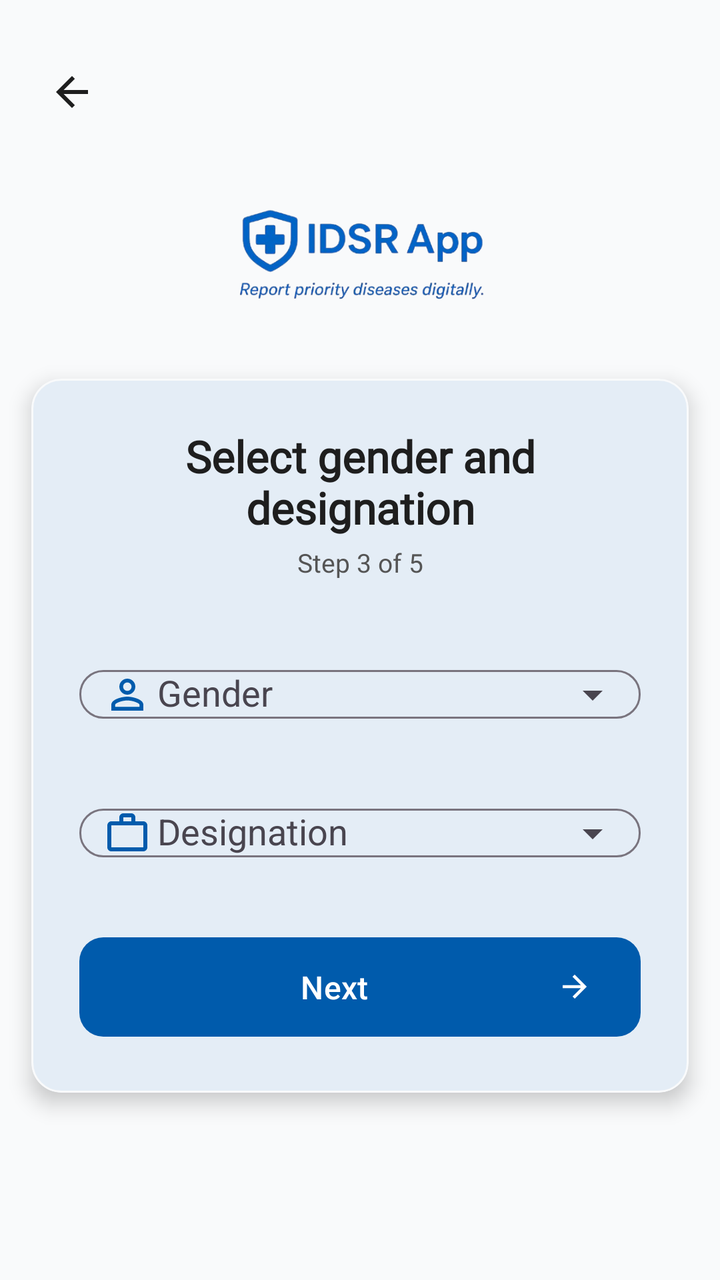
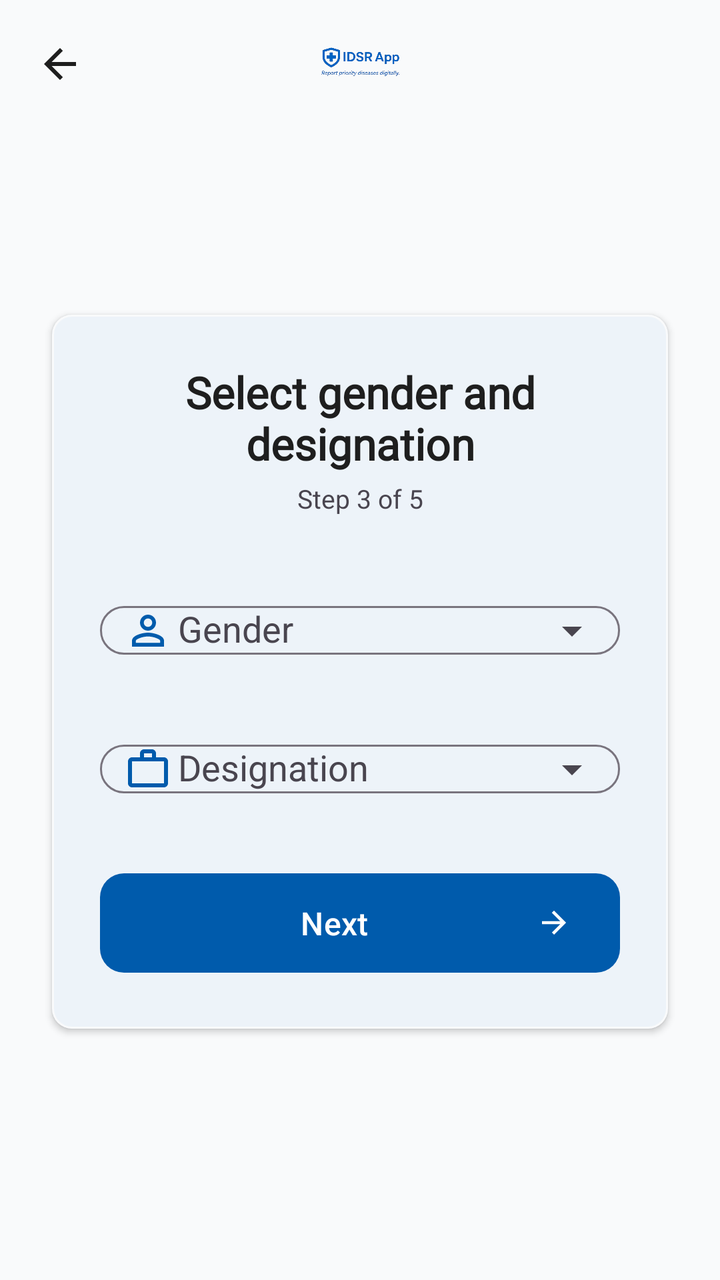

Before-and-after screenshots of an Android layout around one commit, followed by the original layout XML and the change that was made.
<!-- AndroidManifest.xml: application theme Theme.IDSR -->
<!-- res/layout/activity_sign_up3.xml -->
<?xml version="1.0" encoding="utf-8"?>
<androidx.appcompat.widget.LinearLayoutCompat
    xmlns:android="http://schemas.android.com/apk/res/android"
    xmlns:app="http://schemas.android.com/apk/res-auto"
    xmlns:tools="http://schemas.android.com/tools"
    android:id="@+id/main"
    android:layout_width="match_parent"
    android:layout_height="match_parent"
    android:orientation="vertical"
    android:background="?attr/android:colorBackground"
    tools:context=".activities.SignUp3Activity">


    <androidx.constraintlayout.widget.ConstraintLayout
        android:layout_width="match_parent"
        android:layout_height="0dp"
        android:layout_weight="0.22">


        <androidx.appcompat.widget.AppCompatImageButton
            android:id="@+id/btnBackSignup3"
            android:layout_width="40dp"
            android:layout_height="60dp"
            android:layout_margin="16dp"
            android:background="?attr/selectableItemBackgroundBorderless"
            android:src="@drawable/back_btn"
            android:contentDescription="Back"
            app:tint="?attr/colorOnSurface"
            app:layout_constraintStart_toStartOf="parent"
            app:layout_constraintTop_toTopOf="parent" />


        <androidx.appcompat.widget.AppCompatImageView
            android:id="@+id/logoImage"
            android:layout_width="150dp"
            android:layout_height="120dp"
            android:src="@drawable/splash11"
            android:scaleType="centerCrop"
            android:contentDescription="IDSR App Logo"
            app:layout_constraintTop_toBottomOf="@id/btnBackSignup3"
            app:layout_constraintStart_toStartOf="parent"
            app:layout_constraintEnd_toEndOf="parent"
            app:layout_constraintBottom_toBottomOf="parent" />
    </androidx.constraintlayout.widget.ConstraintLayout>


    <com.google.android.material.card.MaterialCardView
        android:layout_width="match_parent"
        android:layout_height="wrap_content"
        android:layout_marginHorizontal="5dp"
        android:layout_marginTop="-10dp"
        android:layout_marginBottom="80dp"
        app:cardCornerRadius="15dp"
        app:cardElevation="6dp"
        app:cardUseCompatPadding="true"
        app:cardBackgroundColor="?attr/colorSurface"
        app:strokeWidth="1dp"
        app:strokeColor="?attr/colorSurfaceVariant">

        <LinearLayout
            android:layout_width="match_parent"
            android:layout_height="wrap_content"
            android:orientation="vertical"
            android:padding="24dp">


            <androidx.appcompat.widget.AppCompatTextView
                android:id="@+id/tvTitle"
                android:layout_width="match_parent"
                android:layout_height="wrap_content"
                android:text="Select gender and designation"
                android:textSize="22sp"
                android:textStyle="bold"
                android:textColor="?attr/colorOnSurface"
                android:gravity="center"
                android:fontFamily="@font/font1" />


            <androidx.appcompat.widget.AppCompatTextView
                android:layout_width="match_parent"
                android:layout_height="wrap_content"
                android:layout_marginTop="4dp"
                android:text="Step 3 of 5"
                android:textSize="13sp"
                android:textColor="@color/idsr_gray"
                android:gravity="center" />


            <com.google.android.material.textfield.TextInputLayout
                android:id="@+id/tilGender"
                style="@style/Widget.Material3.TextInputLayout.OutlinedBox"
                android:layout_width="match_parent"
                android:layout_height="wrap_content"
                android:layout_marginTop="28dp"
                android:hint="         Gender"
                app:startIconDrawable="@drawable/baseline_person_outline_24"
                app:startIconTint="?attr/colorPrimary"
                app:endIconMode="dropdown_menu"
                app:boxCornerRadiusTopStart="12dp"
                app:boxCornerRadiusTopEnd="12dp"
                app:boxCornerRadiusBottomStart="12dp"
                app:boxCornerRadiusBottomEnd="12dp">

                <AutoCompleteTextView
                    android:id="@+id/actGender"
                    android:layout_width="match_parent"
                    android:layout_height="wrap_content"
                    android:inputType="none"
                    android:focusable="false"
                    android:textColor="?attr/colorOnSurface" />
            </com.google.android.material.textfield.TextInputLayout>


            <com.google.android.material.textfield.TextInputLayout
                android:id="@+id/tilRole"
                style="@style/Widget.Material3.TextInputLayout.OutlinedBox"
                android:layout_width="match_parent"
                android:layout_height="wrap_content"
                android:layout_marginTop="16dp"
                android:hint="         Designation"
                app:startIconDrawable="@drawable/baseline_work_outline_24"
                app:startIconTint="?attr/colorPrimary"
                app:endIconMode="dropdown_menu"
                app:boxCornerRadiusTopStart="12dp"
                app:boxCornerRadiusTopEnd="12dp"
                app:boxCornerRadiusBottomStart="12dp"
                app:boxCornerRadiusBottomEnd="12dp">

                <AutoCompleteTextView
                    android:id="@+id/actRole"
                    android:layout_width="match_parent"
                    android:layout_height="wrap_content"
                    android:inputType="none"
                    android:focusable="false"
                    android:textColor="?attr/colorOnSurface" />
            </com.google.android.material.textfield.TextInputLayout>


            <com.google.android.material.button.MaterialButton
                android:id="@+id/btnNext3"
                android:layout_width="match_parent"
                android:layout_height="wrap_content"
                android:layout_marginTop="24dp"
                android:text="Next"
                android:textAllCaps="false"
                android:textSize="16sp"
                android:paddingVertical="14dp"
                app:cornerRadius="12dp"
                app:icon="@drawable/baseline_arrow_forward_24"
                app:iconGravity="end" />

        </LinearLayout>
    </com.google.android.material.card.MaterialCardView>

</androidx.appcompat.widget.LinearLayoutCompat>
<!-- resources referenced by this layout -->
<resources>
  <color name="idsr_gray">#555555</color>
  <!-- drawable back_btn (drawable) -->
  <vector xmlns:android="http://schemas.android.com/apk/res/android"
      android:width="24dp"
      android:height="24dp"
      android:viewportWidth="960"
      android:viewportHeight="960"
      android:tint="?attr/colorControlNormal"
      android:autoMirrored="true">
    <path
        android:fillColor="@android:color/white"
        android:pathData="M313,520L537,744L480,800L160,480L480,160L537,216L313,440L800,440L800,520L313,520Z"/>
  </vector>
  <!-- drawable baseline_arrow_forward_24 (drawable) -->
  <?xml version="1.0" encoding="utf-8"?>
  <vector xmlns:android="http://schemas.android.com/apk/res/android"
      android:width="24dp"
      android:height="24dp"
      android:viewportWidth="24"
      android:viewportHeight="24">
      <path
          android:fillColor="@android:color/white"
          android:pathData="M12,4l-1.41,1.41L16.17,11H4v2h12.17l-5.58,5.59L12,20l8,-8z"/>
  </vector>
  <!-- drawable baseline_person_outline_24 (drawable) -->
  <?xml version="1.0" encoding="utf-8"?>
  <vector xmlns:android="http://schemas.android.com/apk/res/android"
      android:width="24dp"
      android:height="24dp"
      android:viewportWidth="24"
      android:viewportHeight="24">
      <path
          android:fillColor="@android:color/black"
          android:pathData="M12,5.9c1.16,0 2.1,0.94 2.1,2.1s-0.94,2.1 -2.1,2.1S9.9,9.16 9.9,8s0.94,-2.1 2.1,-2.1m0,9c2.97,0 6.1,1.46 6.1,2.1v1.1L5.9,18.1L5.9,17c0,-0.64 3.13,-2.1 6.1,-2.1M12,4C9.79,4 8,5.79 8,8s1.79,4 4,4 4,-1.79 4,-4 -1.79,-4 -4,-4zM12,13c-2.67,0 -8,1.34 -8,4v3h16v-3c0,-2.66 -5.33,-4 -8,-4z"/>
  </vector>
  <!-- drawable baseline_work_outline_24 (drawable) -->
  <vector xmlns:android="http://schemas.android.com/apk/res/android" android:height="24dp" android:tint="#000000" android:viewportHeight="24" android:viewportWidth="24" android:width="24dp">
        
      <path android:fillColor="@android:color/white" android:fillType="evenOdd" android:pathData="M14,6L14,4h-4v2h4zM4,8v11h16L20,8L4,8zM20,6c1.11,0 2,0.89 2,2v11c0,1.11 -0.89,2 -2,2L4,21c-1.11,0 -2,-0.89 -2,-2l0.01,-11c0,-1.11 0.88,-2 1.99,-2h4L8,4c0,-1.11 0.89,-2 2,-2h4c1.11,0 2,0.89 2,2v2h4z"/>
      
  </vector>
  <!-- drawable splash11: png bitmap (drawable, 74529 bytes) -->
  <style name="Theme.IDSR" parent="Theme.Material3.DayNight.NoActionBar">
  
  
          <item name="colorPrimary">@color/idsr_primary</item>
          <item name="colorOnPrimary">@color/idsr_on_primary</item>
          <item name="colorPrimaryContainer">#D2E3FC</item>
  
  
          <item name="android:colorBackground">@color/idsr_background</item>
  
  
          <item name="colorSurface">@color/idsr_surface</item>
          <item name="colorSurfaceVariant">@color/idsr_background</item>
  
  
          <item name="colorOnSurface">@color/idsr_on_surface</item>
  
          <item name="android:textColor">@color/idsr_on_surface</item>
          <item name="android:textColorPrimary">@color/idsr_on_surface</item>
          <item name="android:textColorSecondary">@color/idsr_gray</item>
  
  
          <item name="textInputStyle">@style/Widget.Material3.TextInputLayout.OutlinedBox</item>
  
  
          <item name="android:statusBarColor">@android:color/transparent</item>
          <item name="android:windowLightStatusBar">true</item>
  
      </style>
  <color name="idsr_primary">#005BAC</color>
  <color name="idsr_on_primary">#FFFFFF</color>
  <color name="idsr_background">#F9FAFB</color>
  <color name="idsr_surface">#FFFFFF</color>
  <color name="idsr_on_surface">#1E1E1E</color>
</resources>

<!-- the commit's change to res/layout/activity_sign_up3.xml (unified diff, before → after) -->
@@ -1,155 +1,180 @@
 <?xml version="1.0" encoding="utf-8"?>
-<androidx.appcompat.widget.LinearLayoutCompat
+<androidx.coordinatorlayout.widget.CoordinatorLayout
     xmlns:android="http://schemas.android.com/apk/res/android"
     xmlns:app="http://schemas.android.com/apk/res-auto"
     xmlns:tools="http://schemas.android.com/tools"
     android:id="@+id/main"
     android:layout_width="match_parent"
     android:layout_height="match_parent"
-    android:orientation="vertical"
     android:background="?attr/android:colorBackground"
     tools:context=".activities.SignUp3Activity">
 
 
-    <androidx.constraintlayout.widget.ConstraintLayout
+    <com.google.android.material.appbar.AppBarLayout
+        android:id="@+id/appBarLayout"
         android:layout_width="match_parent"
-        android:layout_height="0dp"
-        android:layout_weight="0.22">
+        android:layout_height="wrap_content"
+        android:fitsSystemWindows="true"
+        android:background="?attr/android:colorBackground"
+        app:elevation="0dp">
+
+        <androidx.constraintlayout.widget.ConstraintLayout
+            android:layout_width="match_parent"
+            android:layout_height="wrap_content"
+            android:paddingStart="8dp"
+            android:paddingEnd="8dp"
+            android:paddingTop="8dp"
+            android:paddingBottom="8dp">
+
+            <androidx.appcompat.widget.AppCompatImageButton
+                android:id="@+id/btnBackSignup3"
+                android:layout_width="44dp"
+                android:layout_height="44dp"
+                android:background="?attr/selectableItemBackgroundBorderless"
+                android:contentDescription="Back"
+                android:src="@drawable/back_btn"
+                android:padding="10dp"
+                app:tint="?attr/colorOnSurface"
+                app:layout_constraintStart_toStartOf="parent"
+                app:layout_constraintTop_toTopOf="parent"
+                app:layout_constraintBottom_toBottomOf="parent"/>
+
+            <androidx.appcompat.widget.AppCompatImageView
+                android:id="@+id/logoImage"
+                android:layout_width="0dp"
+                android:layout_height="48dp"
+                android:scaleType="fitCenter"
+                android:src="@drawable/splash11"
+                android:contentDescription="App logo"
+                app:layout_constraintStart_toStartOf="parent"
+                app:layout_constraintEnd_toEndOf="parent"
+                app:layout_constraintTop_toTopOf="parent"
+                app:layout_constraintBottom_toBottomOf="parent"/>
+
+        </androidx.constraintlayout.widget.ConstraintLayout>
+
+    </com.google.android.material.appbar.AppBarLayout>
 
 
-        <androidx.appcompat.widget.AppCompatImageButton
-            android:id="@+id/btnBackSignup3"
-            android:layout_width="40dp"
-            android:layout_height="60dp"
-            android:layout_margin="16dp"
-            android:background="?attr/selectableItemBackgroundBorderless"
-            android:src="@drawable/back_btn"
-            android:contentDescription="Back"
-            app:tint="?attr/colorOnSurface"
-            app:layout_constraintStart_toStartOf="parent"
-            app:layout_constraintTop_toTopOf="parent" />
-
-
-        <androidx.appcompat.widget.AppCompatImageView
-            android:id="@+id/logoImage"
-            android:layout_width="150dp"
-            android:layout_height="120dp"
-            android:src="@drawable/splash11"
-            android:scaleType="centerCrop"
-            android:contentDescription="IDSR App Logo"
-            app:layout_constraintTop_toBottomOf="@id/btnBackSignup3"
-            app:layout_constraintStart_toStartOf="parent"
-            app:layout_constraintEnd_toEndOf="parent"
-            app:layout_constraintBottom_toBottomOf="parent" />
-    </androidx.constraintlayout.widget.ConstraintLayout>
-
-
-    <com.google.android.material.card.MaterialCardView
+    <androidx.core.widget.NestedScrollView
         android:layout_width="match_parent"
-        android:layout_height="wrap_content"
-        android:layout_marginHorizontal="5dp"
-        android:layout_marginTop="-10dp"
-        android:layout_marginBottom="80dp"
-        app:cardCornerRadius="15dp"
-        app:cardElevation="6dp"
-        app:cardUseCompatPadding="true"
-        app:cardBackgroundColor="?attr/colorSurface"
-        app:strokeWidth="1dp"
-        app:strokeColor="?attr/colorSurfaceVariant">
+        android:layout_height="match_parent"
+        android:clipToPadding="false"
+        android:paddingBottom="24dp"
+        android:fillViewport="true"
+        app:layout_behavior="@string/appbar_scrolling_view_behavior">
 
         <LinearLayout
             android:layout_width="match_parent"
             android:layout_height="wrap_content"
             android:orientation="vertical"
-            android:padding="24dp">
+            android:gravity="center_vertical"
+            android:paddingHorizontal="16dp"
+            android:paddingTop="16dp">
 
-
-            <androidx.appcompat.widget.AppCompatTextView
-                android:id="@+id/tvTitle"
+            <com.google.android.material.card.MaterialCardView
                 android:layout_width="match_parent"
                 android:layout_height="wrap_content"
-                android:text="Select gender and designation"
-                android:textSize="22sp"
-                android:textStyle="bold"
-                android:textColor="?attr/colorOnSurface"
-                android:gravity="center"
-                android:fontFamily="@font/font1" />
+                android:layout_marginHorizontal="5dp"
+                android:layout_marginBottom="24dp"
+                app:cardCornerRadius="10dp"
+                app:cardElevation="2dp"
+                app:cardUseCompatPadding="true"
+                app:cardBackgroundColor="?attr/colorSurface"
+                app:strokeWidth="1dp"
+                app:strokeColor="?attr/colorSurfaceVariant">
 
-
-            <androidx.appcompat.widget.AppCompatTextView
-                android:layout_width="match_parent"
-                android:layout_height="wrap_content"
-                android:layout_marginTop="4dp"
-                android:text="Step 3 of 5"
-                android:textSize="13sp"
-                android:textColor="@color/idsr_gray"
-                android:gravity="center" />
-
-
-            <com.google.android.material.textfield.TextInputLayout
-                android:id="@+id/tilGender"
-                style="@style/Widget.Material3.TextInputLayout.OutlinedBox"
-                android:layout_width="match_parent"
-                android:layout_height="wrap_content"
-                android:layout_marginTop="28dp"
-                android:hint="         Gender"
-                app:startIconDrawable="@drawable/baseline_person_outline_24"
-                app:startIconTint="?attr/colorPrimary"
-                app:endIconMode="dropdown_menu"
-                app:boxCornerRadiusTopStart="12dp"
-                app:boxCornerRadiusTopEnd="12dp"
-                app:boxCornerRadiusBottomStart="12dp"
-                app:boxCornerRadiusBottomEnd="12dp">
-
-                <AutoCompleteTextView
-                    android:id="@+id/actGender"
+                <LinearLayout
                     android:layout_width="match_parent"
                     android:layout_height="wrap_content"
-                    android:inputType="none"
-                    android:focusable="false"
-                    android:textColor="?attr/colorOnSurface" />
-            </com.google.android.material.textfield.TextInputLayout>
+                    android:orientation="vertical"
+                    android:padding="24dp">
 
+                    <com.google.android.material.textview.MaterialTextView
+                        android:id="@+id/tvTitle"
+                        android:layout_width="match_parent"
+                        android:layout_height="wrap_content"
+                        android:text="Select gender and designation"
+                        android:textSize="22sp"
+                        android:textStyle="bold"
+                        android:textColor="?attr/colorOnSurface"
+                        android:gravity="center"
+                        android:fontFamily="@font/font1"/>
 
-            <com.google.android.material.textfield.TextInputLayout
-                android:id="@+id/tilRole"
-                style="@style/Widget.Material3.TextInputLayout.OutlinedBox"
-                android:layout_width="match_parent"
-                android:layout_height="wrap_content"
-                android:layout_marginTop="16dp"
-                android:hint="         Designation"
-                app:startIconDrawable="@drawable/baseline_work_outline_24"
-                app:startIconTint="?attr/colorPrimary"
-                app:endIconMode="dropdown_menu"
-                app:boxCornerRadiusTopStart="12dp"
-                app:boxCornerRadiusTopEnd="12dp"
-                app:boxCornerRadiusBottomStart="12dp"
-                app:boxCornerRadiusBottomEnd="12dp">
+                    <com.google.android.material.textview.MaterialTextView
+                        android:layout_width="match_parent"
+                        android:layout_height="wrap_content"
+                        android:layout_marginTop="4dp"
+                        android:text="Step 3 of 5"
+                        android:textSize="13sp"
+                        android:textColor="?attr/colorOnSurfaceVariant"
+                        android:gravity="center"/>
 
-                <AutoCompleteTextView
-                    android:id="@+id/actRole"
-                    android:layout_width="match_parent"
-                    android:layout_height="wrap_content"
-                    android:inputType="none"
-                    android:focusable="false"
-                    android:textColor="?attr/colorOnSurface" />
-            </com.google.android.material.textfield.TextInputLayout>
+                    <com.google.android.material.textfield.TextInputLayout
+                        android:id="@+id/tilGender"
+                        style="@style/Widget.Material3.TextInputLayout.OutlinedBox"
+                        android:layout_width="match_parent"
+                        android:layout_height="wrap_content"
+                        android:layout_marginTop="28dp"
+                        android:hint="         Gender"
+                        app:startIconDrawable="@drawable/baseline_person_outline_24"
+                        app:startIconTint="?attr/colorPrimary"
+                        app:endIconMode="dropdown_menu"
+                        app:boxCornerRadiusTopStart="12dp"
+                        app:boxCornerRadiusTopEnd="12dp"
+                        app:boxCornerRadiusBottomStart="12dp"
+                        app:boxCornerRadiusBottomEnd="12dp">
 
+                        <AutoCompleteTextView
+                            android:id="@+id/actGender"
+                            android:layout_width="match_parent"
+                            android:layout_height="wrap_content"
+                            android:inputType="none"
+                            android:focusable="false"
+                            android:textColor="?attr/colorOnSurface"/>
+                    </com.google.android.material.textfield.TextInputLayout>
 
-            <com.google.android.material.button.MaterialButton
-                android:id="@+id/btnNext3"
-                android:layout_width="match_parent"
-                android:layout_height="wrap_content"
-                android:layout_marginTop="24dp"
-                android:text="Next"
-                android:textAllCaps="false"
-                android:textSize="16sp"
-                android:paddingVertical="14dp"
-                app:cornerRadius="12dp"
-                app:icon="@drawable/baseline_arrow_forward_24"
-                app:iconGravity="end" />
+                    <com.google.android.material.textfield.TextInputLayout
+                        android:id="@+id/tilRole"
+                        style="@style/Widget.Material3.TextInputLayout.OutlinedBox"
+                        android:layout_width="match_parent"
+                        android:layout_height="wrap_content"
+                        android:layout_marginTop="16dp"
+                        android:hint="         Designation"
+                        app:startIconDrawable="@drawable/baseline_work_outline_24"
+                        app:startIconTint="?attr/colorPrimary"
+                        app:endIconMode="dropdown_menu"
+                        app:boxCornerRadiusTopStart="12dp"
+                        app:boxCornerRadiusTopEnd="12dp"
+                        app:boxCornerRadiusBottomStart="12dp"
+                        app:boxCornerRadiusBottomEnd="12dp">
+
+                        <AutoCompleteTextView
+                            android:id="@+id/actRole"
+                            android:layout_width="match_parent"
+                            android:layout_height="wrap_content"
+                            android:inputType="none"
+                            android:focusable="false"
+                            android:textColor="?attr/colorOnSurface"/>
+                    </com.google.android.material.textfield.TextInputLayout>
+
+                    <com.google.android.material.button.MaterialButton
+                        android:id="@+id/btnNext3"
+                        android:layout_width="match_parent"
+                        android:layout_height="wrap_content"
+                        android:layout_marginTop="24dp"
+                        android:text="Next"
+                        android:textAllCaps="false"
+                        android:textSize="16sp"
+                        android:paddingVertical="14dp"
+                        app:cornerRadius="12dp"
+                        app:icon="@drawable/baseline_arrow_forward_24"
+                        app:iconGravity="end"/>
+
+                </LinearLayout>
+            </com.google.android.material.card.MaterialCardView>
 
         </LinearLayout>
-    </com.google.android.material.card.MaterialCardView>
+    </androidx.core.widget.NestedScrollView>
 
-</androidx.appcompat.widget.LinearLayoutCompat>
+</androidx.coordinatorlayout.widget.CoordinatorLayout>
